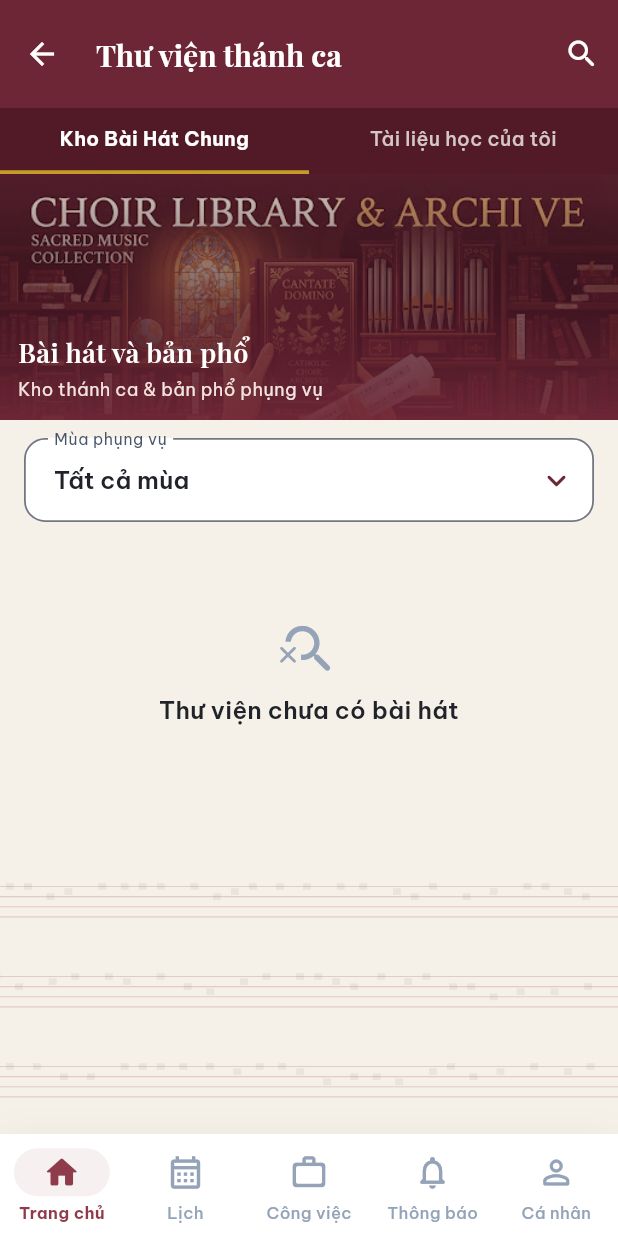
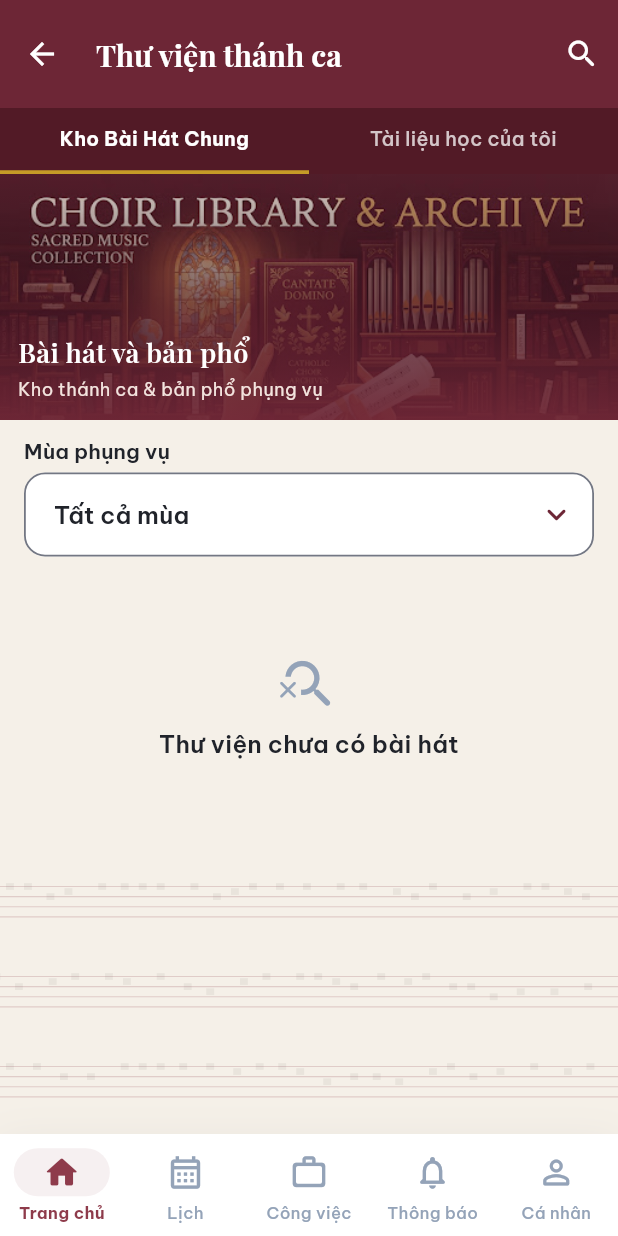
Before and after one commit to Harmonia-FA26SE066-GFA143/Harmonia-Mobile, a Flutter app: the MusicLibraryScreen screen opened by its route, on a phone screen of 412 x 824 dp. Run offline on Flutter 3.47's test engine with Material 3 defaults, Android fonts, the phone set to English and light mode, and no system bars; our stand-ins replace audioplayers, dio, flutter_riverpod, flutter_secure_storage, go_router, google_sign_in and 1 more; missing offline and left inert: flutter_pdfview, record, signalr_netcore; accounts and stored records are empty; network calls fail.

Commit message:
fix(member): sửa nhãn ô nhập và nút tài liệu

```diff
--- a/lib/app/widgets/member_choir_visuals.dart
+++ b/lib/app/widgets/member_choir_visuals.dart
@@ -124,6 +124,23 @@ class MemberEmptyStateSliver extends StatelessWidget {
   );
 }
 
+class MemberFieldLabel extends StatelessWidget {
+  const MemberFieldLabel({super.key, required this.label, required this.child});
+
+  final String label;
+  final Widget child;
+
+  @override
+  Widget build(BuildContext context) => Column(
+    crossAxisAlignment: CrossAxisAlignment.stretch,
+    spacing: 6,
+    children: [
+      Text(label, style: Theme.of(context).textTheme.labelLarge),
+      child,
+    ],
+  );
+}
+
 class MemberChoiceField<T> extends StatelessWidget {
   const MemberChoiceField({
     super.key,
@@ -141,18 +158,19 @@ class MemberChoiceField<T> extends StatelessWidget {
   final String? hint;
 
   @override
-  Widget build(BuildContext context) => DropdownButtonFormField<T>(
+  Widget build(BuildContext context) => MemberFieldLabel(
+    label: label,
+    child: DropdownButtonFormField<T>(
       key: ValueKey((label, value)),
       initialValue: items.any((item) => item.value == value) ? value : null,
       icon: MemberChoirStyle.choiceIcon,
       iconEnabledColor: MemberChoirStyle.wine,
       isExpanded: true,
       hint: hint == null ? null : Text(hint!),
-    decoration: MemberChoirStyle.choiceDecoration(
-      InputDecoration(labelText: label),
-    ),
+      decoration: MemberChoirStyle.choiceDecoration(const InputDecoration()),
       items: items,
       onChanged: onChanged,
+    ),
   );
 }
 
--- a/lib/features/choir_membership/presentation/choir_membership_screen.dart
+++ b/lib/features/choir_membership/presentation/choir_membership_screen.dart
@@ -445,16 +445,18 @@ class _ChooseChoirDialogState extends ConsumerState<_ChooseChoirDialog> {
             const Text(
               'Nếu bạn đang thuộc một ca đoàn, yêu cầu được duyệt sẽ chuyển bạn sang ca đoàn mới.',
             ),
-            TextField(
+            MemberFieldLabel(
+              label: 'Lời nhắn (tùy chọn)',
+              child: TextField(
                 maxLength: 500,
                 maxLines: 3,
                 decoration: InputDecoration(
-                labelText: 'Lời nhắn (tùy chọn)',
                   errorText: _message.length > 500
                       ? 'Lời nhắn tối đa 500 ký tự.'
                       : null,
                 ),
                 onChanged: (value) => setState(() => _message = value),
+              ),
             ),
           ],
         ],
```
Also changed, not shown: lib/features/home/presentation/home_screen.dart (+0 -15 lines), lib/features/music/presentation/music_material_screen.dart (+6 -7 lines), lib/features/staff_workspace/presentation/staff_ops_widgets.dart (+18 -6 lines). Lines whose indentation alone changed are shown as unchanged.
